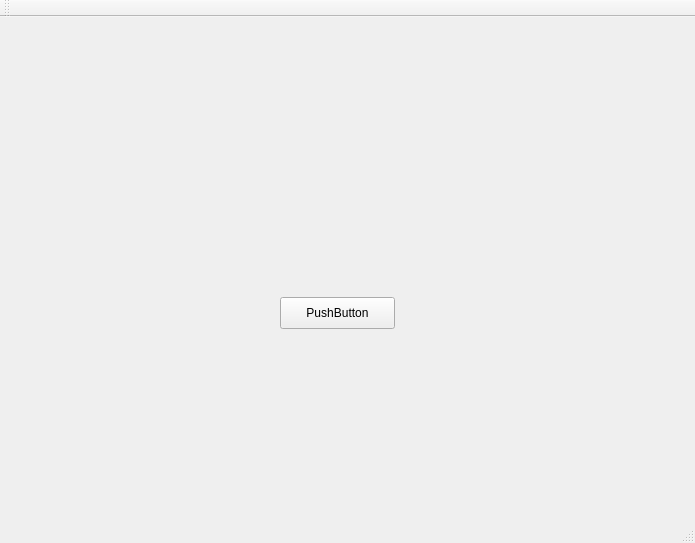
lposti/QPyloT, file src/qpylotwindow.ui: the form before one commit.
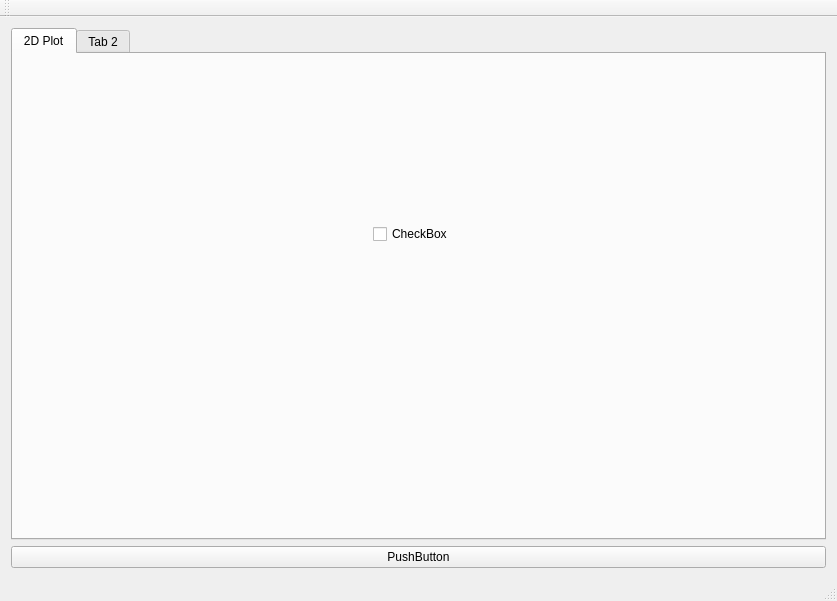
The form after the commit.

```diff
--- a/src/qpylotwindow.ui
+++ b/src/qpylotwindow.ui
@@ -6,27 +6,50 @@
    <rect>
     <x>0</x>
     <y>0</y>
-    <width>695</width>
-    <height>543</height>
+    <width>837</width>
+    <height>601</height>
    </rect>
   </property>
   <property name="windowTitle">
    <string>QPyLOTWindow</string>
   </property>
   <widget class="QWidget" name="centralWidget">
-   <widget class="QPushButton" name="pushButton">
-    <property name="geometry">
-     <rect>
-      <x>280</x>
-      <y>280</y>
-      <width>115</width>
-      <height>32</height>
-     </rect>
-    </property>
-    <property name="text">
-     <string>PushButton</string>
-    </property>
-   </widget>
+   <layout class="QGridLayout" name="gridLayout">
+    <item row="1" column="0">
+     <widget class="QPushButton" name="pushButton">
+      <property name="text">
+       <string>PushButton</string>
+      </property>
+     </widget>
+    </item>
+    <item row="0" column="0">
+     <widget class="QTabWidget" name="MaintabWidget">
+      <widget class="QWidget" name="Plot2Dtab">
+       <attribute name="title">
+        <string>2D Plot</string>
+       </attribute>
+       <widget class="QCheckBox" name="checkBox">
+        <property name="geometry">
+         <rect>
+          <x>360</x>
+          <y>170</y>
+          <width>89</width>
+          <height>20</height>
+         </rect>
+        </property>
+        <property name="text">
+         <string>CheckBox</string>
+        </property>
+       </widget>
+      </widget>
+      <widget class="QWidget" name="tab_2">
+       <attribute name="title">
+        <string>Tab 2</string>
+       </attribute>
+      </widget>
+     </widget>
+    </item>
+   </layout>
   </widget>
   <widget class="QMenuBar" name="menuBar">
    <property name="geometry">
```
Left out of the diff: 2 changed lines with no effect on the pictures.
